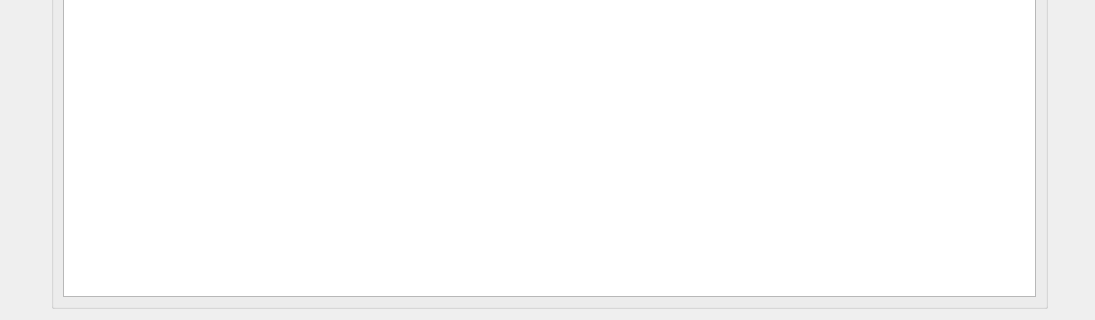
TrinhLab/CASPERapp, file ncbi.ui: the form before one commit; both pictures show x 0 to 1095 and y 474 to 794 of the 1095 by 794 pixel window.
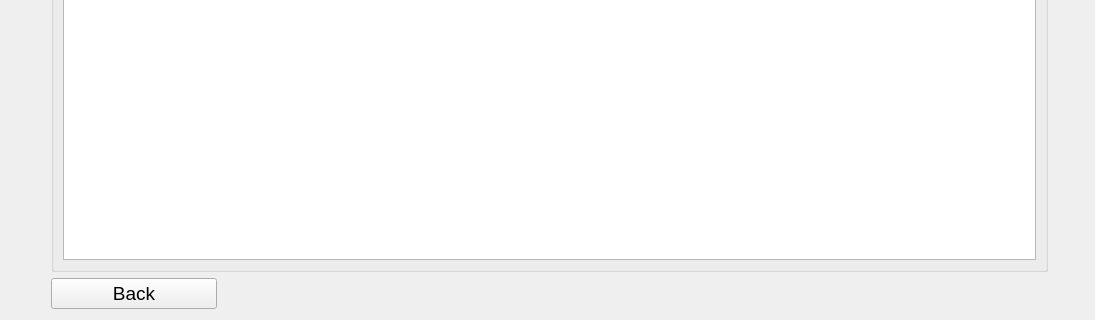
The form after the commit.

Commit message: Add back button to NCBI Tool

The edit to the form file:
```diff
--- a/ncbi.ui
+++ b/ncbi.ui
@@ -552,6 +552,19 @@
      </layout>
     </widget>
    </item>
+   <item row="2" column="1">
+    <widget class="QPushButton" name="back_button">
+     <property name="minimumSize">
+      <size>
+       <width>150</width>
+       <height>0</height>
+      </size>
+     </property>
+     <property name="text">
+      <string>Back</string>
+     </property>
+    </widget>
+   </item>
   </layout>
  </widget>
  <tabstops>
```
The commit also changes 1 other file.
